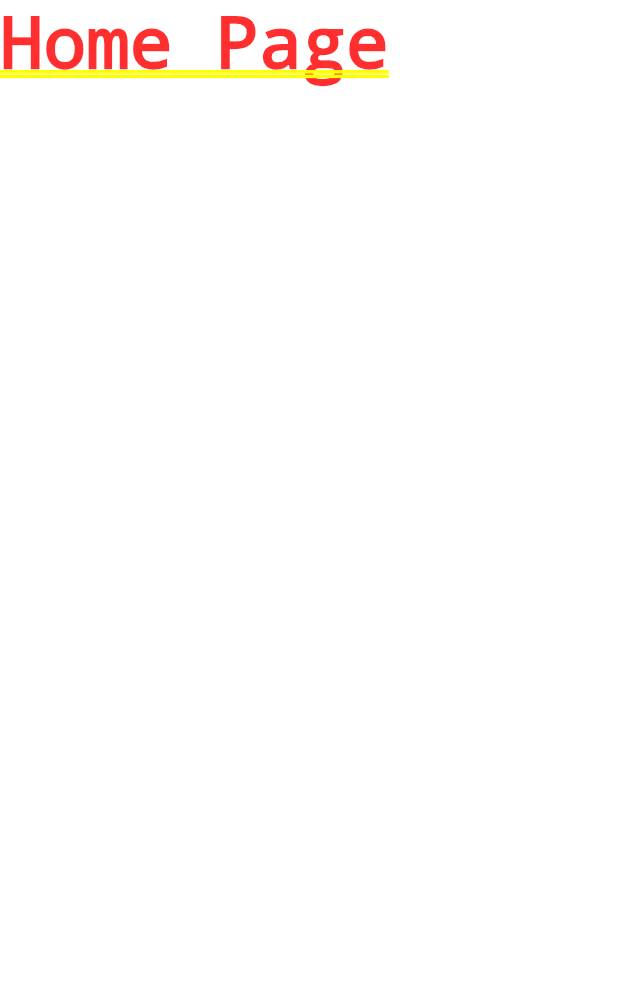
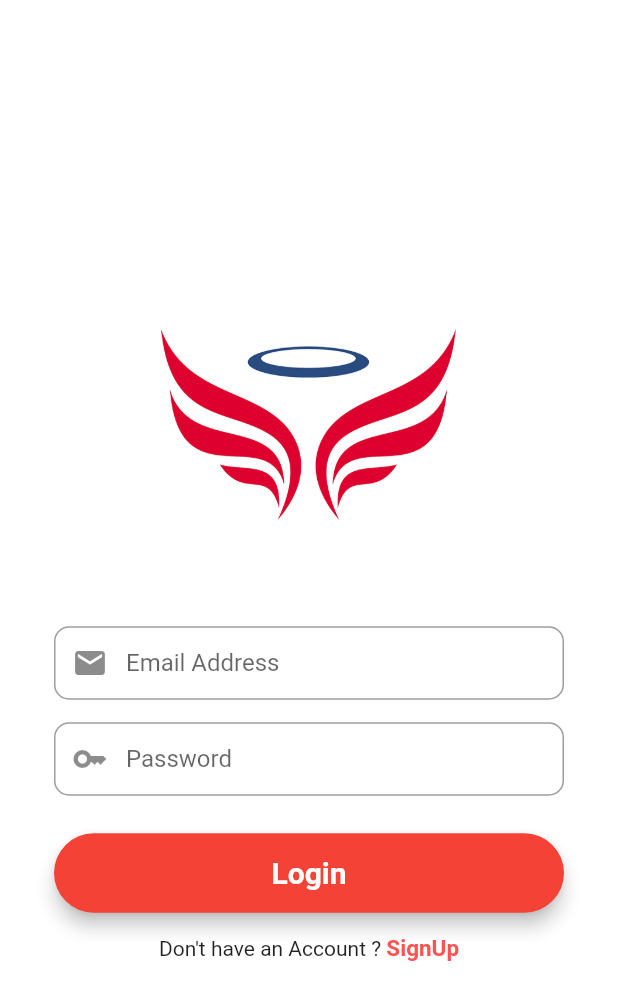
Before and after one commit to AgriSync-Dev/BazaarFamer, a Flutter app: the screen it shows after launch, on a phone screen of 412 x 824 dp. Shown: the top 1000 px of the screen. Run offline on Flutter 3.47's test engine with Material 2 defaults, Android fonts, the phone set to English and light mode, and no system bars; our stand-ins replace cloud_firestore, firebase_auth, firebase_core, fluttertoast; accounts and stored records are empty.

Commit message:
login sign up

```diff
--- a/lib/main.dart
+++ b/lib/main.dart
@@ -1,20 +1,52 @@
+import 'package:firebase_auth/firebase_auth.dart';
 import 'package:flutter/material.dart';
+import 'package:pirate_hunt/screens/login_screen.dart';
+import 'package:firebase_core/firebase_core.dart';
+import 'package:pirate_hunt/screens/signup_screen.dart';
 
-void main() {
+import 'screens/drop_screen.dart';
+import 'screens/home_screen.dart';
+
+Future<void> main() async {
+  WidgetsFlutterBinding.ensureInitialized();
+  await Firebase.initializeApp();
   runApp(const MyApp());
 }
 
 class MyApp extends StatelessWidget {
   const MyApp({super.key});
 
+  // This widget is the root of your application.
   @override
   Widget build(BuildContext context) {
     return MaterialApp(
-      title: 'Farmer Market',
+      title: 'Bazaar',
+      debugShowCheckedModeBanner: false,
       theme: ThemeData(
-        primarySwatch: Colors.blue,
+        primarySwatch: Colors.red,
       ),
-      home: const Text('Home Page'),
+
+      home: StreamBuilder(
+        stream: FirebaseAuth.instance.authStateChanges(),
+        builder: (context, userSnapshot) {
+          if (userSnapshot.connectionState == ConnectionState.waiting) {
+            return const DropScreen();
+          }
+
+          if (userSnapshot.hasData) {
+            return const HomeScreen();
+          }
+          else {
+            return const LoginScreen();
+          }
+        },
+      ),
+      routes: {
+        LoginScreen.routeName: (context) => const LoginScreen(),
+        SignUpScreen.routeName:(context) => const SignUpScreen(),
+        HomeScreen.routeName: (context) => const HomeScreen(),
+        DropScreen.routeName: (context) => const DropScreen(),
+      },
     );
   }
 }
--- /dev/null
+++ b/lib/model/user_model.dart
@@ -0,0 +1,25 @@
+import 'package:flutter/material.dart';
+
+class UserModel {
+  String? uid;
+  String? email;
+  String? userName;
+
+  UserModel({this.uid, this.email, this.userName});
+
+  factory UserModel.fromMap(map) {
+    return UserModel(
+      uid: map['uid'],
+      email: map['email'],
+      userName: map['userName'],
+    );
+  }
+
+  Map<String, dynamic> toMap() {
+    return {
+      'uid': uid,
+      'email': email,
+      'userName': userName,
+    };
+  }
+}
--- /dev/null
+++ b/lib/screens/login_screen.dart
@@ -0,0 +1,190 @@
+import 'package:flutter/material.dart';
+import 'package:fluttertoast/fluttertoast.dart';
+import 'package:pirate_hunt/screens/home_screen.dart';
+import 'package:pirate_hunt/screens/signup_screen.dart';
+import 'package:firebase_auth/firebase_auth.dart';
+
+class LoginScreen extends StatefulWidget {
+
+  static const routeName = '/login-screen';
+  const LoginScreen({super.key});
+
+  @override
+  State<LoginScreen> createState() => _LoginScreenState();
+}
+
+class _LoginScreenState extends State<LoginScreen> {
+  // form key
+  final _formKey = GlobalKey<FormState>();
+
+  final TextEditingController emailController = new TextEditingController();
+  final TextEditingController passwordController = new TextEditingController();
+
+  final _auth = FirebaseAuth.instance;
+
+  @override
+  Widget build(BuildContext context) {
+    final emailField = TextFormField(
+      autofocus: false,
+      controller: emailController,
+      validator: (value) {
+        if (value!.isEmpty) {
+          return ("Please enter your email!");
+        }
+        // if (!RegExp("^[a-zA-Z0-9+_.-]+@[a-zA-Z0-9.-]+.[a-z]").hasMatch(value)) {
+        //   return ("Please enter a valid email!");
+        // }
+        return null;
+      },
+      keyboardType: TextInputType.emailAddress,
+      onSaved: (val) {
+        emailController.text = val!;
+      },
+      textInputAction: TextInputAction.next,
+      decoration: InputDecoration(
+        prefixIcon: const Icon(Icons.mail),
+        contentPadding: const EdgeInsets.fromLTRB(20, 15, 20, 15),
+        hintText: "Email Address",
+        border: OutlineInputBorder(
+          borderRadius: BorderRadius.circular(10),
+        ),
+      ),
+    );
+
+    final passwordField = TextFormField(
+      autofocus: false,
+      obscureText: true,
+      controller: passwordController,
+      validator: (value) {
+        RegExp regex = new RegExp(r'.{6,}$');
+
+        if (value!.isEmpty) {
+          return ("Please enter a password!");
+        }
+
+        if (!regex.hasMatch(value)) {
+          return ('Please enter a valid Password! Min. 6 characters!');
+        }
+      },
+      onSaved: (val) {
+        passwordController.text = val!;
+      },
+      textInputAction: TextInputAction.done,
+      decoration: InputDecoration(
+        prefixIcon: const Icon(Icons.key),
+        contentPadding: const EdgeInsets.fromLTRB(20, 15, 20, 15),
+        hintText: "Password",
+        border: OutlineInputBorder(
+          borderRadius: BorderRadius.circular(10),
+        ),
+      ),
+    );
+
+    final loginButton = Material(
+      elevation: 5,
+      color: Colors.red,
+      borderRadius: BorderRadius.circular(30),
+      child: MaterialButton(
+        padding: const EdgeInsets.fromLTRB(20, 15, 20, 15),
+        minWidth: MediaQuery.of(context).size.width,
+        onPressed: () {
+          signIn(emailController.text, passwordController.text);
+        },
+        child: const Text(
+          'Login',
+          textAlign: TextAlign.center,
+          style: TextStyle(
+            color: Colors.white,
+            fontSize: 20,
+            fontWeight: FontWeight.bold,
+          ),
+        ),
+      ),
+    );
+
+    return Scaffold(
+      backgroundColor: Colors.white,
+      body: Center(
+        child: SingleChildScrollView(
+          child: Container(
+            color: Colors.white,
+            child: Padding(
+              padding: const EdgeInsets.all(36),
+              child: Form(
+                  key: _formKey,
+                  child: Column(
+                    mainAxisAlignment: MainAxisAlignment.center,
+                    crossAxisAlignment: CrossAxisAlignment.center,
+                    children: [
+                      SizedBox(
+                        height: 200,
+                        child: Image.asset(
+                          "assets/logo.png",
+                          fit: BoxFit.contain,
+                        ),
+                      ),
+                      const SizedBox(
+                        height: 35,
+                      ),
+                      emailField,
+                      const SizedBox(
+                        height: 15,
+                      ),
+                      passwordField,
+                      const SizedBox(
+                        height: 25,
+                      ),
+                      loginButton,
+                      const SizedBox(
+                        height: 15,
+                      ),
+                      Row(
+                        mainAxisAlignment: MainAxisAlignment.center,
+                        children: [
+                          const Text("Don't have an Account ? "),
+                          GestureDetector(
+                            onTap: () {
+                              Navigator.push(
+                                  context,
+                                  MaterialPageRoute(
+                                      builder: (context) =>
+                                          const SignUpScreen()));
+                            },
+                            child: const Text(
+                              "SignUp",
+                              style: TextStyle(
+                                color: Colors.redAccent,
+                                fontWeight: FontWeight.w600,
+                                fontSize: 15,
+                              ),
+                            ),
+                          )
+                        ],
+                      )
+                    ],
+                  )),
+            ),
+          ),
+        ),
+      ),
+    );
+  }
+
+  void signIn(String email, String password) async {
+    if (_formKey.currentState!.validate()) {
+      await _auth
+          .signInWithEmailAndPassword(email: email, password: password)
+          .then((uid) => {
+                Fluttertoast.showToast(msg: "Login Successful"),
+                Navigator.of(context).pushReplacement(
+                  MaterialPageRoute(
+                    builder: (ctx) => HomeScreen(),
+                  ),
+                )
+              })
+          .catchError((e) {
+        Fluttertoast.showToast(msg: e!.msg);
+      });
+    }
+  }
+}
```
Also changed, not shown: lib/screens/drop_screen.dart (added, +18 -0 lines), lib/screens/home_screen.dart (added, +58 -0 lines), lib/screens/signup_screen.dart (added, +254 -0 lines), 1 other file.
